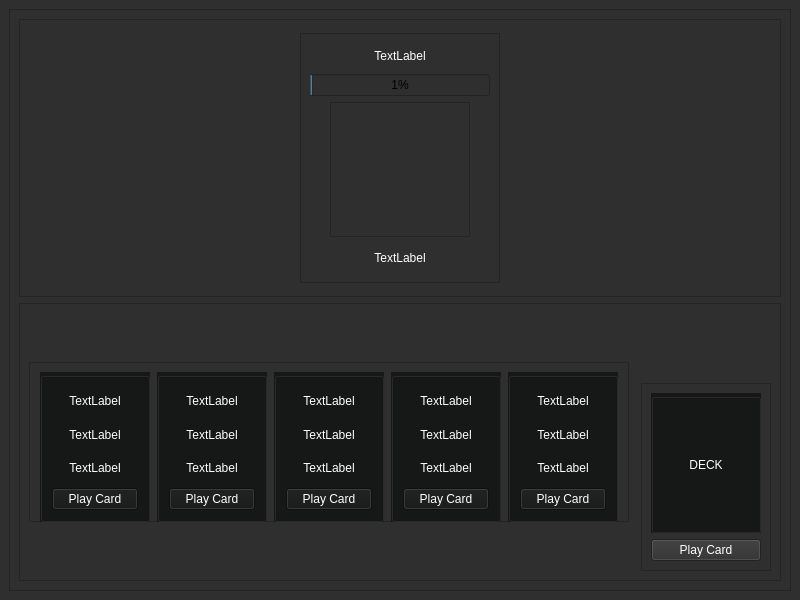
First picture: the form in pokemon_cardgame/mainwindow.ui, repository devfabri/pokebattle, before the edit.
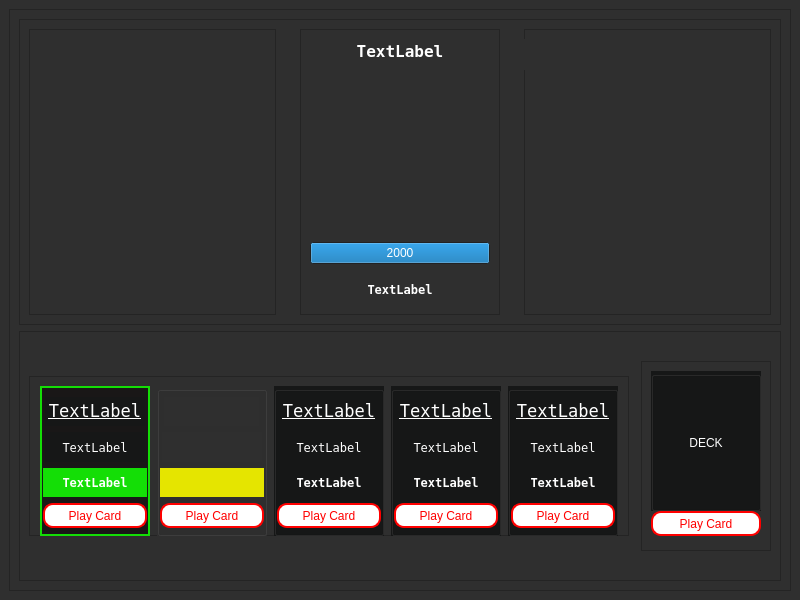
Second picture: the form after the edit. Icons and pictures are not drawn.

```diff
--- a/pokemon_cardgame/mainwindow.ui
+++ b/pokemon_cardgame/mainwindow.ui
@@ -36,6 +36,23 @@
           <enum>QFrame::Raised</enum>
          </property>
          <layout class="QHBoxLayout" name="horizontalLayout">
+          <property name="spacing">
+           <number>0</number>
+          </property>
+          <property name="sizeConstraint">
+           <enum>QLayout::SetDefaultConstraint</enum>
+          </property>
+          <item>
+           <widget class="QFrame" name="frame_6">
+            <property name="frameShape">
+             <enum>QFrame::StyledPanel</enum>
+            </property>
+            <property name="frameShadow">
+             <enum>QFrame::Raised</enum>
+            </property>
+            <layout class="QVBoxLayout" name="verticalLayout_4"/>
+           </widget>
+          </item>
           <item alignment="Qt::AlignHCenter">
            <widget class="QFrame" name="frame_2">
             <property name="minimumSize">
@@ -47,7 +64,7 @@
             <property name="maximumSize">
              <size>
               <width>16777215</width>
-              <height>250</height>
+              <height>16777215</height>
              </size>
             </property>
             <property name="frameShape">
@@ -65,6 +82,14 @@
                  <height>25</height>
                 </size>
                </property>
+               <property name="font">
+                <font>
+                 <family>Terminal</family>
+                 <pointsize>12</pointsize>
+                 <weight>75</weight>
+                 <bold>true</bold>
+                </font>
+               </property>
                <property name="styleSheet">
                 <string notr="true">color:#fff;</string>
                </property>
@@ -76,56 +101,69 @@
                </property>
               </widget>
              </item>
+             <item>
+              <widget class="QLabel" name="label">
+               <property name="maximumSize">
+                <size>
+                 <width>16777215</width>
+                 <height>170</height>
+                </size>
+               </property>
+               <property name="styleSheet">
+                <string notr="true"/>
+               </property>
+               <property name="text">
+                <string/>
+               </property>
+               <property name="pixmap">
+                <pixmap resource="resource.qrc">:/sounds/resources/03.png</pixmap>
+               </property>
+               <property name="scaledContents">
+                <bool>true</bool>
+               </property>
+               <property name="margin">
+                <number>0</number>
+               </property>
+              </widget>
+             </item>
              <item>
               <widget class="QProgressBar" name="boss_hp">
                <property name="maximum">
                 <number>2000</number>
                </property>
                <property name="value">
-                <number>24</number>
+                <number>2000</number>
                </property>
                <property name="alignment">
                 <set>Qt::AlignCenter</set>
                </property>
-              </widget>
-             </item>
-             <item alignment="Qt::AlignHCenter">
-              <widget class="QFrame" name="frame_3">
-               <property name="minimumSize">
-                <size>
-                 <width>140</width>
-                 <height>0</height>
-                </size>
-               </property>
-               <property name="maximumSize">
-                <size>
-                 <width>140</width>
-                 <height>16777215</height>
-                </size>
-               </property>
-               <property name="autoFillBackground">
-                <bool>false</bool>
-               </property>
-               <property name="styleSheet">
-                <string notr="true">background-image: url(:/new/images/Legendary_Mewtwo.gif);
-</string>
-               </property>
-               <property name="frameShape">
-                <enum>QFrame::StyledPanel</enum>
-               </property>
-               <property name="frameShadow">
-                <enum>QFrame::Raised</enum>
+               <property name="format">
+                <string>%v</string>
                </property>
               </widget>
              </item>
              <item>
               <widget class="QLabel" name="boss_element">
+               <property name="minimumSize">
+                <size>
+                 <width>0</width>
+                 <height>35</height>
+                </size>
+               </property>
                <property name="maximumSize">
                 <size>
                  <width>16777215</width>
                  <height>30</height>
                 </size>
                </property>
+               <property name="font">
+                <font>
+                 <family>Terminal</family>
+                 <pointsize>9</pointsize>
+                 <weight>75</weight>
+                 <bold>true</bold>
+                </font>
+               </property>
                <property name="styleSheet">
                 <string notr="true">color:#fff;</string>
                </property>
@@ -140,11 +178,49 @@
             </layout>
            </widget>
           </item>
+          <item>
+           <widget class="QFrame" name="combat_log">
+            <property name="frameShape">
+             <enum>QFrame::StyledPanel</enum>
+            </property>
+            <property name="frameShadow">
+             <enum>QFrame::Raised</enum>
+            </property>
+            <widget class="QLabel" name="boss_damage">
+             <property name="geometry">
+              <rect>
+               <x>0</x>
+               <y>10</y>
+               <width>71</width>
+               <height>31</height>
+              </rect>
+             </property>
+             <property name="font">
+              <font>
+               <family>Terminal</family>
+               <pointsize>12</pointsize>
+              </font>
+             </property>
+             <property name="styleSheet">
+              <string notr="true">color: rgb(209, 0, 0);</string>
+             </property>
+             <property name="text">
+              <string/>
+             </property>
+            </widget>
+           </widget>
+          </item>
          </layout>
         </widget>
        </item>
-       <item>
+       <item alignment="Qt::AlignHCenter">
         <widget class="QFrame" name="card_area">
+         <property name="maximumSize">
+          <size>
+           <width>16777215</width>
+           <height>250</height>
+          </size>
+         </property>
          <property name="frameShape">
           <enum>QFrame::StyledPanel</enum>
          </property>
@@ -191,16 +267,53 @@
                 <cursorShape>ArrowCursor</cursorShape>
                </property>
                <property name="styleSheet">
-                <string notr="true">background-color: rgb(22, 23, 23);</string>
+                <string notr="true">QGroupBox{border:2px solid rgb(20,222,6);background-color:rgb(25,23,23);}*{color:#fff;background-color:rgb(22,23,23);}</string>
                </property>
                <property name="title">
                 <string/>
                </property>
+               <property name="flat">
+                <bool>false</bool>
+               </property>
                <layout class="QVBoxLayout" name="verticalLayout_3">
-                <item>
+                <property name="leftMargin">
+                 <number>0</number>
+                </property>
+                <property name="topMargin">
+                 <number>5</number>
+                </property>
+                <property name="rightMargin">
+                 <number>0</number>
+                </property>
+                <property name="bottomMargin">
+                 <number>0</number>
+                </property>
+                <item alignment="Qt::AlignHCenter">
                  <widget class="QLabel" name="name1">
+                  <property name="minimumSize">
+                   <size>
+                    <width>100</width>
+                    <height>0</height>
+                   </size>
+                  </property>
+                  <property name="maximumSize">
+                   <size>
+                    <width>100</width>
+                    <height>40</height>
+                   </size>
+                  </property>
+                  <property name="font">
+                   <font>
+                    <family>Terminal</family>
+                    <pointsize>13</pointsize>
+                    <weight>50</weight>
+                    <italic>false</italic>
+                    <bold>false</bold>
+                    <underline>true</underline>
+                   </font>
+                  </property>
                   <property name="styleSheet">
-                   <string notr="true">color: rgb(255, 255, 255);</string>
+                   <string notr="true"/>
                   </property>
                   <property name="text">
                    <string>TextLabel</string>
@@ -208,12 +321,32 @@
                   <property name="alignment">
                    <set>Qt::AlignCenter</set>
                   </property>
+                  <property name="wordWrap">
+                   <bool>false</bool>
+                  </property>
                  </widget>
                 </item>
-                <item>
+                <item alignment="Qt::AlignHCenter">
                  <widget class="QLabel" name="power1">
+                  <property name="minimumSize">
+                   <size>
+                    <width>100</width>
+                    <height>0</height>
+                   </size>
+                  </property>
+                  <property name="maximumSize">
+                   <size>
+                    <width>100</width>
+                    <height>16777215</height>
+                   </size>
+                  </property>
+                  <property name="font">
+                   <font>
+                    <family>Terminal</family>
+                   </font>
+                  </property>
                   <property name="styleSheet">
-                   <string notr="true">color: rgb(255, 255, 255);</string>
+                   <string notr="true"/>
                   </property>
                   <property name="text">
                    <string>TextLabel</string>
@@ -225,8 +358,16 @@
                 </item>
                 <item>
                  <widget class="QLabel" name="element1">
+                  <property name="font">
+                   <font>
+                    <family>Terminal</family>
+                    <pointsize>9</pointsize>
+                    <weight>75</weight>
+                    <bold>true</bold>
+                   </font>
+                  </property>
                   <property name="styleSheet">
-                   <string notr="true">color: rgb(255, 255, 255);</string>
+                   <string notr="true">QLabel{background-color:rgb(20,222,6);}</string>
                   </property>
                   <property name="text">
                    <string>TextLabel</string>
@@ -238,12 +379,37 @@
                 </item>
                 <item>
                  <widget class="QPushButton" name="btn_card1">
+                  <property name="minimumSize">
+                   <size>
+                    <width>0</width>
+                    <height>30</height>
+                   </size>
+                  </property>
+                  <property name="cursor">
+                   <cursorShape>PointingHandCursor</cursorShape>
+                  </property>
                   <property name="styleSheet">
-                   <string notr="true">color:#fff;</string>
+                   <string notr="true">QPushButton{
+color: rgb(255, 0, 0);
+background-color: rgb(255, 255, 255);
+border-radius:10px;
+border: 2px solid rgb(255, 0, 0);
+margin-bottom:5px;
+}
+
+QPushButton:hover{
+	background-color: rgb(221, 221, 221);
+}</string>
                   </property>
                   <property name="text">
                    <string>Play Card</string>
                   </property>
+                  <property name="shortcut">
+                   <string>1</string>
+                  </property>
+                  <property name="flat">
+                   <bool>true</bool>
+                  </property>
                  </widget>
                 </item>
                </layout>
@@ -264,32 +430,89 @@
                 </size>
                </property>
                <property name="styleSheet">
-                <string notr="true">background-color: rgb(22, 23, 23);</string>
+                <string notr="true"/>
                </property>
                <property name="title">
                 <string/>
                </property>
+               <property name="flat">
+                <bool>false</bool>
+               </property>
                <layout class="QVBoxLayout" name="verticalLayout_5">
-                <item>
+                <property name="leftMargin">
+                 <number>0</number>
+                </property>
+                <property name="topMargin">
+                 <number>5</number>
+                </property>
+                <property name="rightMargin">
+                 <number>0</number>
+                </property>
+                <property name="bottomMargin">
+                 <number>0</number>
+                </property>
+                <item alignment="Qt::AlignHCenter">
                  <widget class="QLabel" name="name2">
+                  <property name="minimumSize">
+                   <size>
+                    <width>95</width>
+                    <height>0</height>
+                   </size>
+                  </property>
+                  <property name="maximumSize">
+                   <size>
+                    <width>95</width>
+                    <height>16777215</height>
+                   </size>
+                  </property>
+                  <property name="font">
+                   <font>
+                    <family>Terminal</family>
+                    <pointsize>13</pointsize>
+                    <weight>50</weight>
+                    <bold>false</bold>
+                    <underline>true</underline>
+                    <strikeout>false</strikeout>
+                   </font>
+                  </property>
                   <property name="styleSheet">
                    <string notr="true">color: rgb(255, 255, 255);</string>
                   </property>
                   <property name="text">
-                   <string>TextLabel</string>
+                   <string/>
                   </property>
                   <property name="alignment">
                    <set>Qt::AlignCenter</set>
                   </property>
                  </widget>
                 </item>
-                <item>
+                <item alignment="Qt::AlignHCenter">
                  <widget class="QLabel" name="power2">
+                  <property name="minimumSize">
+                   <size>
+                    <width>100</width>
+                    <height>0</height>
+                   </size>
+                  </property>
+                  <property name="maximumSize">
+                   <size>
+                    <width>100</width>
+                    <height>16777215</height>
+                   </size>
+                  </property>
+                  <property name="font">
+                   <font>
+                    <family>Terminal</family>
+                   </font>
+                  </property>
                   <property name="styleSheet">
                    <string notr="true">color: rgb(255, 255, 255);</string>
                   </property>
                   <property name="text">
-                   <string>TextLabel</string>
+                   <string/>
+                  </property>
+                  <property name="scaledContents">
+                   <bool>false</bool>
                   </property>
                   <property name="alignment">
                    <set>Qt::AlignCenter</set>
@@ -298,11 +521,22 @@
                 </item>
                 <item>
                  <widget class="QLabel" name="element2">
+                  <property name="font">
+                   <font>
+                    <family>Terminal</family>
+                    <pointsize>9</pointsize>
+                    <weight>75</weight>
+                    <bold>true</bold>
+                    <stylestrategy>PreferDefault</stylestrategy>
+                    <kerning>true</kerning>
+                   </font>
+                  </property>
                   <property name="styleSheet">
-                   <string notr="true">color: rgb(255, 255, 255);</string>
+                   <string notr="true">background-color: rgb(229, 229, 0);
+color:white;</string>
                   </property>
                   <property name="text">
-                   <string>TextLabel</string>
+                   <string/>
                   </property>
                   <property name="alignment">
                    <set>Qt::AlignCenter</set>
@@ -311,12 +545,34 @@
                 </item>
                 <item>
                  <widget class="QPushButton" name="btn_card2">
+                  <property name="minimumSize">
+                   <size>
+                    <width>0</width>
+                    <height>30</height>
+                   </size>
+                  </property>
+                  <property name="cursor">
+                   <cursorShape>PointingHandCursor</cursorShape>
+                  </property>
                   <property name="styleSheet">
-                   <string notr="true">color:#fff;</string>
+                   <string notr="true">QPushButton{
+color: rgb(255, 0, 0);
+background-color: rgb(255, 255, 255);
+border-radius:10px;
+border: 2px solid rgb(255, 0, 0);
+margin-bottom:5px;
+}
+
+QPushButton:hover{
+	background-color: rgb(221, 221, 221);
+}</string>
                   </property>
                   <property name="text">
                    <string>Play Card</string>
                   </property>
+                  <property name="shortcut">
+                   <string>2</string>
+                  </property>
                   <property name="checkable">
                    <bool>false</bool>
                   </property>
@@ -346,8 +602,39 @@
                 <string/>
                </property>
                <layout class="QVBoxLayout" name="verticalLayout_6">
-                <item>
+                <property name="leftMargin">
+                 <number>0</number>
+                </property>
+                <property name="topMargin">
+                 <number>5</number>
+                </property>
+                <property name="rightMargin">
+                 <number>0</number>
+                </property>
+                <property name="bottomMargin">
+                 <number>0</number>
+                </property>
+                <item alignment="Qt::AlignHCenter">
                  <widget class="QLabel" name="name3">
+                  <property name="minimumSize">
+                   <size>
+                    <width>100</width>
+                    <height>0</height>
+                   </size>
+                  </property>
+                  <property name="maximumSize">
+                   <size>
+                    <width>100</width>
+                    <height>16777215</height>
+                   </size>
+                  </property>
+                  <property name="font">
+                   <font>
+                    <family>Terminal</family>
+                    <pointsize>13</pointsize>
+                    <underline>true</underline>
+                   </font>
+                  </property>
                   <property name="styleSheet">
                    <string notr="true">color: rgb(255, 255, 255);</string>
                   </property>
@@ -359,8 +646,25 @@
                   </property>
                  </widget>
                 </item>
-                <item>
+                <item alignment="Qt::AlignHCenter">
                  <widget class="QLabel" name="power3">
+                  <property name="minimumSize">
+                   <size>
+                    <width>100</width>
+                    <height>0</height>
+                   </size>
+                  </property>
+                  <property name="maximumSize">
+                   <size>
+                    <width>100</width>
+                    <height>16777215</height>
+                   </size>
+                  </property>
+                  <property name="font">
+                   <font>
+                    <family>Terminal</family>
+                   </font>
+                  </property>
                   <property name="styleSheet">
                    <string notr="true">color: rgb(255, 255, 255);</string>
                   </property>
@@ -374,6 +678,14 @@
                 </item>
                 <item>
                  <widget class="QLabel" name="element3">
+                  <property name="font">
+                   <font>
+                    <family>Terminal</family>
+                    <pointsize>9</pointsize>
+                    <weight>75</weight>
+                    <bold>true</bold>
+                   </font>
+                  </property>
                   <property name="styleSheet">
                    <string notr="true">color: rgb(255, 255, 255);</string>
                   </property>
@@ -387,12 +699,34 @@
                 </item>
                 <item>
                  <widget class="QPushButton" name="btn_card3">
+                  <property name="minimumSize">
+                   <size>
+                    <width>0</width>
+                    <height>30</height>
+                   </size>
+                  </property>
+                  <property name="cursor">
+                   <cursorShape>PointingHandCursor</cursorShape>
+                  </property>
                   <property name="styleSheet">
-                   <string notr="true">color:#fff;</string>
+                   <string notr="true">QPushButton{
+color: rgb(255, 0, 0);
+background-color: rgb(255, 255, 255);
+border-radius:10px;
+border: 2px solid rgb(255, 0, 0);
+margin-bottom:5px;
+}
+
+QPushButton:hover{
+	background-color: rgb(221, 221, 221);
+}</string>
                   </property>
                   <property name="text">
                    <string>Play Card</string>
                   </property>
+                  <property name="shortcut">
+                   <string>3</string>
+                  </property>
                  </widget>
                 </item>
                </layout>
@@ -412,6 +746,11 @@
                  <height>16777215</height>
                 </size>
                </property>
+               <property name="font">
+                <font>
+                 <family>Terminal</family>
+                </font>
+               </property>
                <property name="styleSheet">
                 <string notr="true">background-color: rgb(22, 23, 23);</string>
                </property>
@@ -419,8 +758,39 @@
                 <string/>
                </property>
                <layout class="QVBoxLayout" name="verticalLayout_7">
-                <item>
+                <property name="leftMargin">
+                 <number>0</number>
+                </property>
+                <property name="topMargin">
+                 <number>5</number>
+                </property>
+                <property name="rightMargin">
+                 <number>0</number>
+                </property>
+                <property name="bottomMargin">
+                 <number>0</number>
+                </property>
+                <item alignment="Qt::AlignHCenter">
                  <widget class="QLabel" name="name4">
+                  <property name="minimumSize">
+                   <size>
+                    <width>100</width>
+                    <height>0</height>
+                   </size>
+                  </property>
+                  <property name="maximumSize">
+                   <size>
+                    <width>100</width>
+                    <height>16777215</height>
+                   </size>
+                  </property>
+                  <property name="font">
+                   <font>
+                    <family>Terminal</family>
+                    <pointsize>13</pointsize>
+                    <underline>true</underline>
+                   </font>
+                  </property>
                   <property name="styleSheet">
                    <string notr="true">color: rgb(255, 255, 255);</string>
                   </property>
@@ -432,8 +802,25 @@
                   </property>
                  </widget>
                 </item>
-                <item>
+                <item alignment="Qt::AlignHCenter">
                  <widget class="QLabel" name="power4">
+                  <property name="minimumSize">
+                   <size>
+                    <width>100</width>
+                    <height>0</height>
+                   </size>
+                  </property>
+                  <property name="maximumSize">
+                   <size>
+                    <width>100</width>
+                    <height>16777215</height>
+                   </size>
+                  </property>
+                  <property name="font">
+                   <font>
+                    <family>Terminal</family>
+                   </font>
+                  </property>
                   <property name="styleSheet">
                    <string notr="true">color: rgb(255, 255, 255);</string>
                   </property>
@@ -447,6 +834,14 @@
                 </item>
                 <item>
                  <widget class="QLabel" name="element4">
+                  <property name="font">
+                   <font>
+                    <family>Terminal</family>
+                    <pointsize>9</pointsize>
+                    <weight>75</weight>
+                    <bold>true</bold>
+                   </font>
+                  </property>
                   <property name="styleSheet">
                    <string notr="true">color: rgb(255, 255, 255);</string>
                   </property>
@@ -460,12 +855,34 @@
                 </item>
                 <item>
                  <widget class="QPushButton" name="btn_card4">
+                  <property name="minimumSize">
+                   <size>
+                    <width>0</width>
+                    <height>30</height>
+                   </size>
+                  </property>
+                  <property name="cursor">
+                   <cursorShape>PointingHandCursor</cursorShape>
+                  </property>
                   <property name="styleSheet">
-                   <string notr="true">color:#fff;</string>
+                   <string notr="true">QPushButton{
+color: rgb(255, 0, 0);
+background-color: rgb(255, 255, 255);
+border-radius:10px;
+border: 2px solid rgb(255, 0, 0);
+margin-bottom:5px;
+}
+
+QPushButton:hover{
+	background-color: rgb(221, 221, 221);
+}</string>
                   </property>
                   <property name="text">
                    <string>Play Card</string>
                   </property>
+                  <property name="shortcut">
+                   <string>4</string>
+                  </property>
                  </widget>
                 </item>
                </layout>
@@ -492,8 +909,39 @@
                 <string/>
                </property>
                <layout class="QVBoxLayout" name="verticalLayout_8">
-                <item>
+                <property name="leftMargin">
+                 <number>0</number>
+                </property>
+                <property name="topMargin">
+                 <number>5</number>
+                </property>
+                <property name="rightMargin">
+                 <number>0</number>
+                </property>
+                <property name="bottomMargin">
+                 <number>0</number>
+                </property>
+                <item alignment="Qt::AlignHCenter">
                  <widget class="QLabel" name="name5">
+                  <property name="minimumSize">
+                   <size>
+                    <width>100</width>
+                    <height>0</height>
+                   </size>
+                  </property>
+                  <property name="maximumSize">
+                   <size>
+                    <width>100</width>
+                    <height>16777215</height>
+                   </size>
+                  </property>
+                  <property name="font">
+                   <font>
+                    <family>Terminal</family>
+                    <pointsize>13</pointsize>
+                    <underline>true</underline>
+                   </font>
+                  </property>
                   <property name="styleSheet">
                    <string notr="true">color: rgb(255, 255, 255);</string>
                   </property>
@@ -505,8 +953,25 @@
                   </property>
                  </widget>
                 </item>
-                <item>
+                <item alignment="Qt::AlignHCenter">
                  <widget class="QLabel" name="power5">
+                  <property name="minimumSize">
+                   <size>
+                    <width>100</width>
+                    <height>0</height>
+                   </size>
+                  </property>
+                  <property name="maximumSize">
+                   <size>
+                    <width>100</width>
+                    <height>16777215</height>
+                   </size>
+                  </property>
+                  <property name="font">
+                   <font>
+                    <family>Terminal</family>
+                   </font>
+                  </property>
                   <property name="styleSheet">
                    <string notr="true">color: rgb(255, 255, 255);</string>
                   </property>
@@ -520,6 +985,14 @@
                 </item>
                 <item>
                  <widget class="QLabel" name="element5">
+                  <property name="font">
+                   <font>
+                    <family>Terminal</family>
+                    <pointsize>9</pointsize>
+                    <weight>75</weight>
+                    <bold>true</bold>
+                   </font>
+                  </property>
                   <property name="styleSheet">
                    <string notr="true">color: rgb(255, 255, 255);</string>
                   </property>
@@ -533,12 +1006,34 @@
                 </item>
                 <item>
                  <widget class="QPushButton" name="btn_card5">
+                  <property name="minimumSize">
+                   <size>
+                    <width>0</width>
+                    <height>30</height>
+                   </size>
+                  </property>
+                  <property name="cursor">
+                   <cursorShape>PointingHandCursor</cursorShape>
+                  </property>
                   <property name="styleSheet">
-                   <string notr="true">color:#fff;</string>
+                   <string notr="true">QPushButton{
+color: rgb(255, 0, 0);
+background-color: rgb(255, 255, 255);
+border-radius:10px;
+border: 2px solid rgb(255, 0, 0);
+margin-bottom:5px;
+}
+
+QPushButton:hover{
+	background-color: rgb(221, 221, 221);
+}</string>
                   </property>
                   <property name="text">
                    <string>Play Card</string>
                   </property>
+                  <property name="shortcut">
+                   <string>5</string>
+                  </property>
                  </widget>
                 </item>
                </layout>
@@ -560,7 +1055,7 @@
             </property>
            </spacer>
           </item>
-          <item alignment="Qt::AlignBottom">
+          <item alignment="Qt::AlignVCenter">
            <widget class="QFrame" name="frame_5">
             <property name="minimumSize">
              <size>
@@ -614,12 +1109,34 @@
              </item>
              <item>
               <widget class="QPushButton" name="btn_draw">
+               <property name="minimumSize">
+                <size>
+                 <width>0</width>
+                 <height>30</height>
+                </size>
+               </property>
+               <property name="cursor">
+                <cursorShape>PointingHandCursor</cursorShape>
+               </property>
                <property name="styleSheet">
-                <string notr="true">color:#fff;</string>
+                <string notr="true">QPushButton{
+color: rgb(255, 0, 0);
+background-color: rgb(255, 255, 255);
+border-radius:10px;
+border: 2px solid rgb(255, 0, 0);
+margin-bottom:5px;
+}
+
+QPushButton:hover{
+	background-color: rgb(221, 221, 221);
+}</string>
                </property>
                <property name="text">
                 <string>Play Card</string>
                </property>
+               <property name="shortcut">
+                <string>Space</string>
+               </property>
               </widget>
              </item>
             </layout>
```
Left out of the diff: 4 changed lines with no effect on the pictures.
